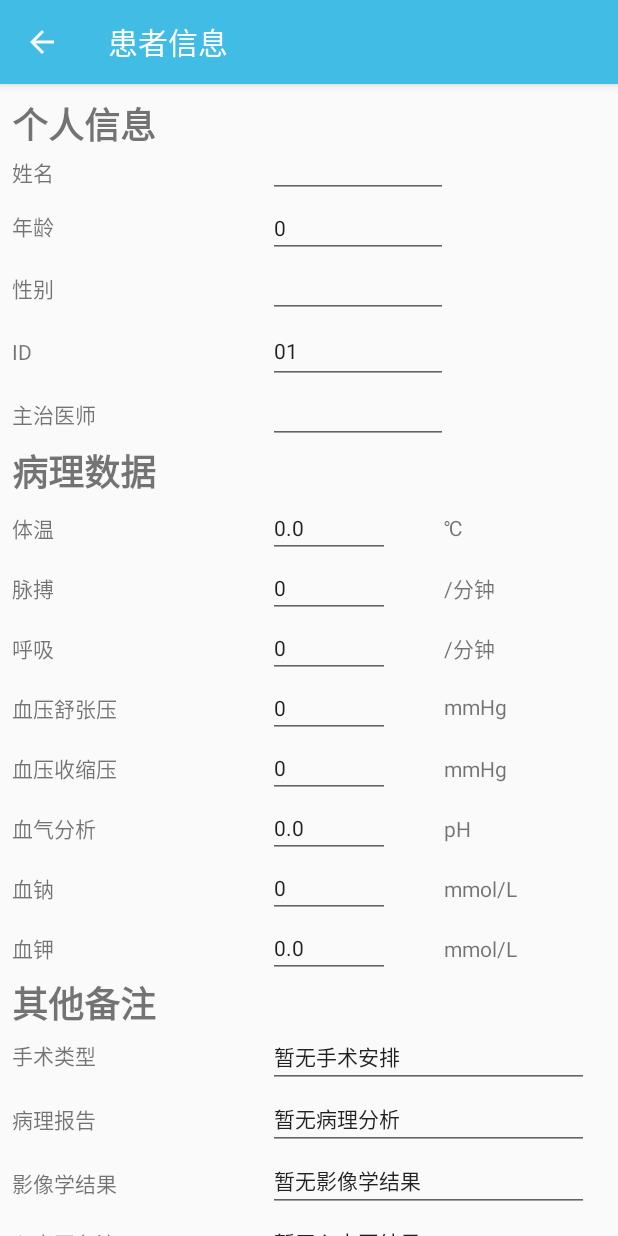
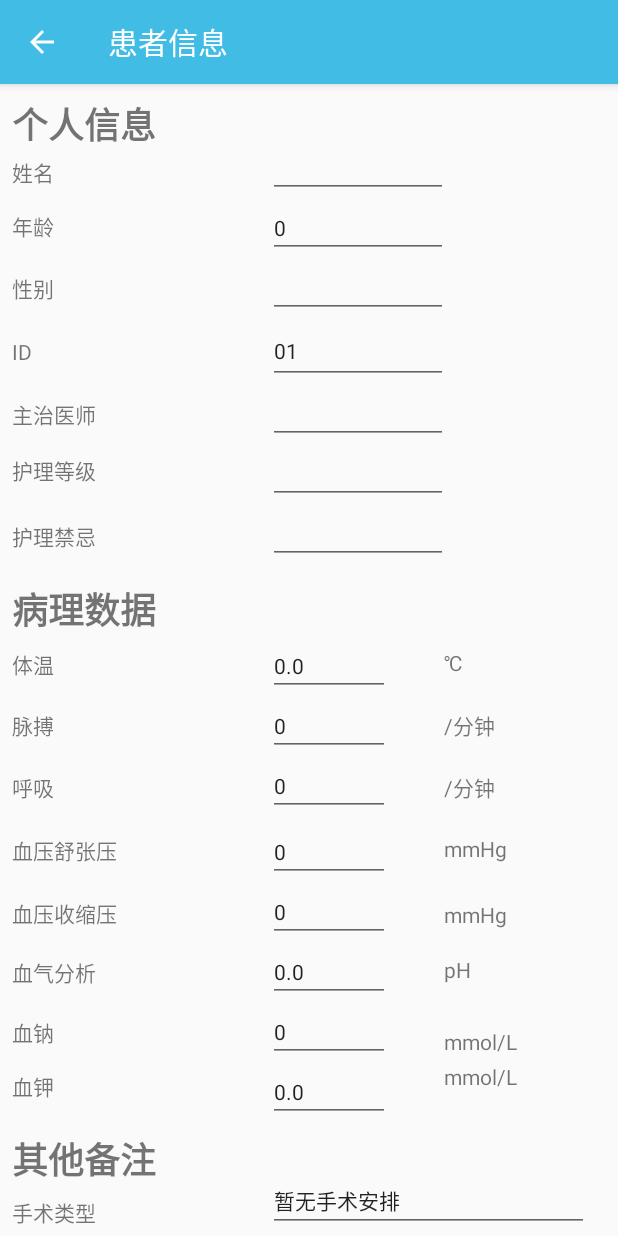
Before and after one commit to OMGCA/MediServer, an Android app: the screen it shows after launch (DisplayPatientActivity), after a tap on "新增", on a phone screen of 412 x 824 dp. Run offline under Robolectric (Android 15) with nearby library versions, the phone set to English and light mode, and no system bars.

Commit message:
Updated Patient Attris, updated Server and UI

```diff
--- a/MediClient/app/src/main/java/com/xiatstudio/mediclient/DisplayPatientActivity.java
+++ b/MediClient/app/src/main/java/com/xiatstudio/mediclient/DisplayPatientActivity.java
@@ -30,8 +30,8 @@ public class DisplayPatientActivity extends AppCompatActivity {
     private List<EditText> pathologyEtGrp=  new ArrayList<EditText>();
     private List<EditText> noteEtGrp = new ArrayList<EditText>();
 
-    /* 定义常量，个人信息5个，病理数据8个，备注5个 */
-    protected int demograSize = 5;
+    /* 定义常量，个人信息7个，病理数据8个，备注5个 */
+    protected int demograSize = 7;
     protected int patholoSize = 8;
     protected int noteSize = 5;
 
@@ -140,6 +140,8 @@ public class DisplayPatientActivity extends AppCompatActivity {
         demograEditText[2] = R.id.patientSexText;
         demograEditText[3] = R.id.patientNFC;
         demograEditText[4] = R.id.patientDoc;
+        demograEditText[5] = R.id.patientLevel;
+        demograEditText[6] = R.id.patientTaboo;
 
         /* 病理数据 */
         pathologyEditText[0] = R.id.bodyTmpText;
@@ -194,6 +196,8 @@ public class DisplayPatientActivity extends AppCompatActivity {
         pDemogra[2] = p.getSex();
         pDemogra[3] = p.getSlotID();
         pDemogra[4] = p.getDoc();
+        pDemogra[5] = p.getLevel();
+        pDemogra[6] = p.getTaboo();
 
         pPathology[0] = String.valueOf(p.getBodyTemp());
         pPathology[1] = String.valueOf(p.getPulse());
@@ -218,6 +222,8 @@ public class DisplayPatientActivity extends AppCompatActivity {
         patientToSend.setSex(demograEtGrp.get(2).getText().toString());
         patientToSend.setSlotID(demograEtGrp.get(3).getText().toString());
         patientToSend.setDoc(demograEtGrp.get(4).getText().toString());
+        patientToSend.setLevel(demograEtGrp.get(5).getText().toString());
+        patientToSend.setTaboo(demograEtGrp.get(6).getText().toString());
 
         patientToSend.setBodyTemp(Double.parseDouble(pathologyEtGrp.get(0).getText().toString()));
         patientToSend.setPulse(Integer.parseInt(pathologyEtGrp.get(1).getText().toString()));
--- a/MediClient/app/src/main/java/com/xiatstudio/mediclient/Patient.java
+++ b/MediClient/app/src/main/java/com/xiatstudio/mediclient/Patient.java
@@ -9,6 +9,8 @@ public class Patient implements Serializable {
     String sex; //性别
     String slotID; //床位（或NFC标签标识）
     String doctor;//主治医师
+    String careLevel;
+    String careTaboo;
 
     /* 数据信息 */
     double bodyTemp; //体温，℃
@@ -35,6 +37,8 @@ public class Patient implements Serializable {
         this.sex = "";
         this.slotID = "";
         this.doctor = "";
+        this.careLevel = "";
+        this.careTaboo = "";
 
         this.bodyTemp = 0;
         this.pulse = 0;
@@ -94,6 +98,22 @@ public class Patient implements Serializable {
 
     public String getDoc() {
         return this.doctor;
+    }
+
+    public void setLevel(String level) {
+        this.careLevel = level;
+    }
+
+    public String getLevel() {
+        return this.careLevel;
+    }
+
+    public void setTaboo(String taboo) {
+        this.careTaboo = taboo;
+    }
+
+    public String getTaboo() {
+        return this.careTaboo;
     }
 
     public void setBodyTemp(double temp){
--- a/MediClient/app/src/main/res/layout/content_display_patient.xml
+++ b/MediClient/app/src/main/res/layout/content_display_patient.xml
@@ -43,6 +43,7 @@
                 android:inputType="number"
                 android:textSize="14sp"
                 app:layout_constraintEnd_toEndOf="@+id/bloodK"
+                app:layout_constraintHorizontal_bias="0.0"
                 app:layout_constraintStart_toStartOf="@+id/bloodK"
                 app:layout_constraintTop_toBottomOf="@+id/bGas" />
 
@@ -97,7 +98,9 @@
                 android:inputType="textPersonName"
                 android:text="Doc"
                 android:textSize="14sp"
-                app:layout_constraintStart_toStartOf="@+id/bodyTmpText"
+                app:layout_constraintEnd_toEndOf="@+id/patientLevel"
+                app:layout_constraintHorizontal_bias="0.0"
+                app:layout_constraintStart_toStartOf="@+id/patientLevel"
                 app:layout_constraintTop_toBottomOf="@+id/patientNFC" />
 
             <TextView
@@ -111,7 +114,7 @@
                 app:layout_constraintBottom_toTopOf="@+id/bodyPulse"
                 app:layout_constraintEnd_toEndOf="parent"
                 app:layout_constraintTop_toTopOf="@+id/bodyTmpText"
-                app:layout_constraintVertical_bias="0.4" />
+                app:layout_constraintVertical_bias="0.0" />
 
             <TextView
                 android:id="@+id/textView7"
@@ -120,19 +123,20 @@
                 android:text="@string/mmolPerL"
                 app:layout_constraintBottom_toBottomOf="@+id/bloodK"
                 app:layout_constraintStart_toStartOf="@+id/textView4"
-                app:layout_constraintTop_toTopOf="@+id/bloodK" />
+                app:layout_constraintTop_toTopOf="@+id/bloodK"
+                app:layout_constraintVertical_bias="0.0" />
 
             <EditText
                 android:id="@+id/bodyTmpText"
                 android:layout_width="81dp"
                 android:layout_height="wrap_content"
-                android:layout_marginTop="36dp"
+                android:layout_marginTop="128dp"
                 android:ems="10"
                 android:inputType="numberDecimal"
                 android:text="Body Tmp"
                 android:textSize="14sp"
                 app:layout_constraintEnd_toEndOf="@+id/bodyPulse"
-                app:layout_constraintHorizontal_bias="1.0"
+                app:layout_constraintHorizontal_bias="0.0"
                 app:layout_constraintStart_toStartOf="@+id/bodyPulse"
                 app:layout_constraintTop_toBottomOf="@+id/patientDoc" />
 
@@ -145,7 +149,8 @@
                 android:text="@string/mmHg"
                 app:layout_constraintBottom_toTopOf="@+id/bGas"
                 app:layout_constraintStart_toStartOf="@+id/textView15"
-                app:layout_constraintTop_toTopOf="@+id/bloodTense" />
+                app:layout_constraintTop_toTopOf="@+id/bloodTense"
+                app:layout_constraintVertical_bias="0.8" />
 
             <TextView
                 android:id="@+id/textView15"
@@ -156,7 +161,8 @@
                 android:text="@string/mmHg"
                 app:layout_constraintBottom_toTopOf="@+id/bloodTense"
                 app:layout_constraintStart_toStartOf="@+id/textView13"
-                app:layout_constraintTop_toTopOf="@+id/bloodRelease" />
+                app:layout_constraintTop_toTopOf="@+id/bloodRelease"
+                app:layout_constraintVertical_bias="0.0" />
 
             <TextView
                 android:id="@+id/textView19"
@@ -165,7 +171,8 @@
                 android:text="@string/pH"
                 app:layout_constraintBottom_toBottomOf="@+id/bGas"
                 app:layout_constraintStart_toStartOf="@+id/textView17"
-                app:layout_constraintTop_toTopOf="@+id/bGas" />
+                app:layout_constraintTop_toTopOf="@+id/bGas"
+                app:layout_constraintVertical_bias="0.428" />
 
             <TextView
                 android:id="@+id/textView18"
@@ -210,12 +217,14 @@
                 android:text="@string/breathFreq"
                 app:layout_constraintBottom_toTopOf="@+id/bloodRelease"
                 app:layout_constraintStart_toStartOf="@+id/textView10"
-                app:layout_constraintTop_toTopOf="@+id/breathFreq" />
+                app:layout_constraintTop_toTopOf="@+id/breathFreq"
+                app:layout_constraintVertical_bias="0.333" />
 
             <EditText
                 android:id="@+id/bloodRelease"
                 android:layout_width="81dp"
                 android:layout_height="wrap_content"
+                android:layout_marginTop="4dp"
                 android:ems="10"
                 android:inputType="number"
                 android:text="Blood Release"
@@ -259,7 +268,8 @@
                 android:text="@string/bodyTmp"
                 app:layout_constraintBottom_toTopOf="@+id/bodyPulse"
                 app:layout_constraintStart_toStartOf="@+id/pathological"
-                app:layout_constraintTop_toTopOf="@+id/bodyTmpText" />
+                app:layout_constraintTop_toTopOf="@+id/bodyTmpText"
+                app:layout_constraintVertical_bias="0.0" />
 
             <TextView
                 android:id="@+id/textView3"
@@ -268,16 +278,17 @@
                 android:text="@string/bloodNa"
                 app:layout_constraintBottom_toBottomOf="@+id/bloodNa"
                 app:layout_constraintStart_toStartOf="@+id/textView18"
-                app:layout_constraintTop_toTopOf="@+id/bloodNa" />
+                app:layout_constraintTop_toBottomOf="@+id/bGas" />
 
             <TextView
                 android:id="@+id/textView8"
                 android:layout_width="wrap_content"
                 android:layout_height="wrap_content"
+                android:layout_marginBottom="8dp"
                 android:text="@string/bloodK"
                 app:layout_constraintBottom_toBottomOf="@+id/bloodK"
                 app:layout_constraintStart_toStartOf="@+id/textView3"
-                app:layout_constraintTop_toTopOf="@+id/bloodK" />
+                app:layout_constraintTop_toBottomOf="@+id/bloodNa" />
 
             <TextView
                 android:id="@+id/patientNameLabel"
@@ -337,7 +348,8 @@
                 android:text="@string/bodyPulse"
                 app:layout_constraintBottom_toTopOf="@+id/breathFreq"
                 app:layout_constraintStart_toStartOf="@+id/bodyTempLabel"
-                app:layout_constraintTop_toTopOf="@+id/bodyPulse" />
+                app:layout_constraintTop_toTopOf="@+id/bodyPulse"
+                app:layout_constraintVertical_bias="0.192" />
 
             <TextView
                 android:id="@+id/textView14"
@@ -348,7 +360,8 @@
                 android:text="@string/bloodRelease"
                 app:layout_constraintBottom_toTopOf="@+id/bloodTense"
                 app:layout_constraintStart_toStartOf="@+id/textView12"
-                app:layout_constraintTop_toTopOf="@+id/bloodRelease" />
+                app:layout_constraintTop_toTopOf="@+id/bloodRelease"
+                app:layout_constraintVertical_bias="0.0" />
 
             <EditText
                 android:id="@+id/bGas"
@@ -358,6 +371,7 @@
                 android:inputType="numberDecimal"
                 android:textSize="14sp"
                 app:layout_constraintEnd_toEndOf="@+id/bloodNa"
+                app:layout_constraintHorizontal_bias="0.0"
                 app:layout_constraintStart_toStartOf="@+id/bloodNa"
                 app:layout_constraintTop_toBottomOf="@+id/bloodTense" />
 
@@ -368,7 +382,8 @@
                 android:text="@string/mmolPerL"
                 app:layout_constraintBottom_toBottomOf="@+id/bloodNa"
                 app:layout_constraintStart_toStartOf="@+id/textView19"
-                app:layout_constraintTop_toTopOf="@+id/bloodNa" />
+                app:layout_constraintTop_toTopOf="@+id/bloodNa"
+                app:layout_constraintVertical_bias="0.809" />
 
             <TextView
                 android:id="@+id/textView6"
@@ -389,7 +404,8 @@
                 android:text="@string/bloodTense"
                 app:layout_constraintBottom_toTopOf="@+id/bGas"
                 app:layout_constraintStart_toStartOf="@+id/textView14"
-                app:layout_constraintTop_toTopOf="@+id/bloodTense" />
+                app:layout_constraintTop_toTopOf="@+id/bloodTense"
+                app:layout_constraintVertical_bias="0.8" />
 
             <EditText
                 android:id="@+id/bodyPulse"
@@ -413,7 +429,8 @@
                 android:text="@string/perMin"
                 app:layout_constraintBottom_toTopOf="@+id/breathFreq"
                 app:layout_constraintStart_toStartOf="@+id/textView9"
-                app:layout_constraintTop_toTopOf="@+id/bodyPulse" />
+                app:layout_constraintTop_toTopOf="@+id/bodyPulse"
+                app:layout_constraintVertical_bias="0.192" />
 
             <TextView
                 android:id="@+id/textView13"
@@ -424,14 +441,15 @@
                 android:text="@string/perMin"
                 app:layout_constraintBottom_toTopOf="@+id/bloodRelease"
                 app:layout_constraintStart_toStartOf="@+id/perMin"
-                app:layout_constraintTop_toTopOf="@+id/breathFreq" />
+                app:layout_constraintTop_toTopOf="@+id/breathFreq"
+                app:layout_constraintVertical_bias="0.333" />
 
             <TextView
                 android:id="@+id/textView11"
                 android:layout_width="wrap_content"
                 android:layout_height="wrap_content"
                 android:layout_marginStart="8dp"
-                android:layout_marginTop="8dp"
+                android:layout_marginTop="20dp"
                 android:text="@string/notes"
                 android:textSize="24sp"
                 android:textStyle="bold"
@@ -445,7 +463,8 @@
                 android:text="@string/opPending"
                 app:layout_constraintBottom_toBottomOf="@+id/opPending"
                 app:layout_constraintStart_toStartOf="@+id/textView11"
-                app:layout_constraintTop_toTopOf="@+id/opPending" />
+                app:layout_constraintTop_toTopOf="@+id/opPending"
+                app:layout_constraintVertical_bias="1.0" />
 
             <EditText
                 android:id="@+id/opPending"
@@ -466,7 +485,7 @@
                 android:layout_width="wrap_content"
                 android:layout_height="wrap_content"
                 android:text="@string/pathoReport"
-                app:layout_constraintBottom_toBottomOf="@+id/pathoReport"
+                app:layout_constraintBottom_toTopOf="@+id/imaging"
                 app:layout_constraintStart_toStartOf="@+id/textView20"
                 app:layout_constraintTop_toTopOf="@+id/pathoReport" />
 
@@ -479,6 +498,7 @@
                 android:text="Name"
                 android:textSize="14sp"
                 app:layout_constraintEnd_toEndOf="@+id/imaging"
+                app:layout_constraintHorizontal_bias="1.0"
                 app:layout_constraintStart_toStartOf="@+id/imaging"
                 app:layout_constraintTop_toBottomOf="@+id/opPending" />
 
@@ -500,6 +520,7 @@
                 android:text="Name"
                 android:textSize="14sp"
                 app:layout_constraintEnd_toEndOf="@+id/ECG"
+                app:layout_constraintHorizontal_bias="1.0"
                 app:layout_constraintStart_toStartOf="@+id/ECG"
                 app:layout_constraintTop_toBottomOf="@+id/pathoReport" />
 
@@ -510,7 +531,8 @@
                 android:text="@string/ECG"
                 app:layout_constraintBottom_toBottomOf="@+id/ECG"
                 app:layout_constraintStart_toStartOf="@+id/textView22"
-                app:layout_constraintTop_toTopOf="@+id/ECG" />
+                app:layout_constraintTop_toTopOf="@+id/ECG"
+                app:layout_constraintVertical_bias="0.523" />
 
             <EditText
                 android:id="@+id/ECG"
@@ -521,6 +543,7 @@
                 android:text="Name"
                 android:textSize="14sp"
                 app:layout_constraintEnd_toEndOf="@+id/docNote"
+                app:layout_constraintHorizontal_bias="1.0"
                 app:layout_constraintStart_toStartOf="@+id/docNote"
                 app:layout_constraintTop_toBottomOf="@+id/imaging" />
 
@@ -544,6 +567,50 @@
                 app:layout_constraintStart_toStartOf="@+id/bloodK"
                 app:layout_constraintTop_toBottomOf="@+id/ECG" />
 
+            <EditText
+                android:id="@+id/patientLevel"
+                android:layout_width="120dp"
+                android:layout_height="wrap_content"
+                android:ems="10"
+                android:inputType="textPersonName"
+                android:text="Level"
+                android:textSize="14sp"
+                app:layout_constraintEnd_toEndOf="@+id/patientTaboo"
+                app:layout_constraintStart_toStartOf="@+id/patientTaboo"
+                app:layout_constraintTop_toBottomOf="@+id/patientDoc" />
+
+            <EditText
+                android:id="@+id/patientTaboo"
+                android:layout_width="120dp"
+                android:layout_height="wrap_content"
+                android:ems="10"
+                android:inputType="textPersonName"
+                android:text="Taboo"
+                android:textSize="14sp"
+                app:layout_constraintStart_toStartOf="@+id/bodyTmpText"
+                app:layout_constraintTop_toBottomOf="@+id/patientLevel" />
+
+            <TextView
+                android:id="@+id/textView25"
+                android:layout_width="wrap_content"
+                android:layout_height="wrap_content"
+                android:layout_marginBottom="8dp"
+                android:text="@string/patientLevel"
+                app:layout_constraintBottom_toTopOf="@+id/patientTaboo"
+                app:layout_constraintStart_toStartOf="@+id/textView6"
+                app:layout_constraintTop_toTopOf="@+id/patientLevel"
+                app:layout_constraintVertical_bias="0.6" />
+
+            <TextView
+                android:id="@+id/textView26"
+                android:layout_width="wrap_content"
+                android:layout_height="wrap_content"
+                android:text="@string/patientTaboo"
+                app:layout_constraintBottom_toBottomOf="@+id/patientTaboo"
+                app:layout_constraintStart_toStartOf="@+id/textView25"
+                app:layout_constraintTop_toTopOf="@+id/patientTaboo"
+                app:layout_constraintVertical_bias="0.571" />
+
 
         </android.support.constraint.ConstraintLayout>
     </android.support.v4.widget.NestedScrollView>
--- a/MediClient/app/src/main/res/values/strings.xml
+++ b/MediClient/app/src/main/res/values/strings.xml
@@ -43,4 +43,6 @@
     <string name="ECG">心电图备注</string>
     <string name="docNote">医嘱</string>
     <string name="serverNullTitle">服务器错误</string>
+    <string name="patientLevel">护理等级</string>
+    <string name="patientTaboo">护理禁忌</string>
 </resources>
```
Also changed, not shown: 7 other files.
